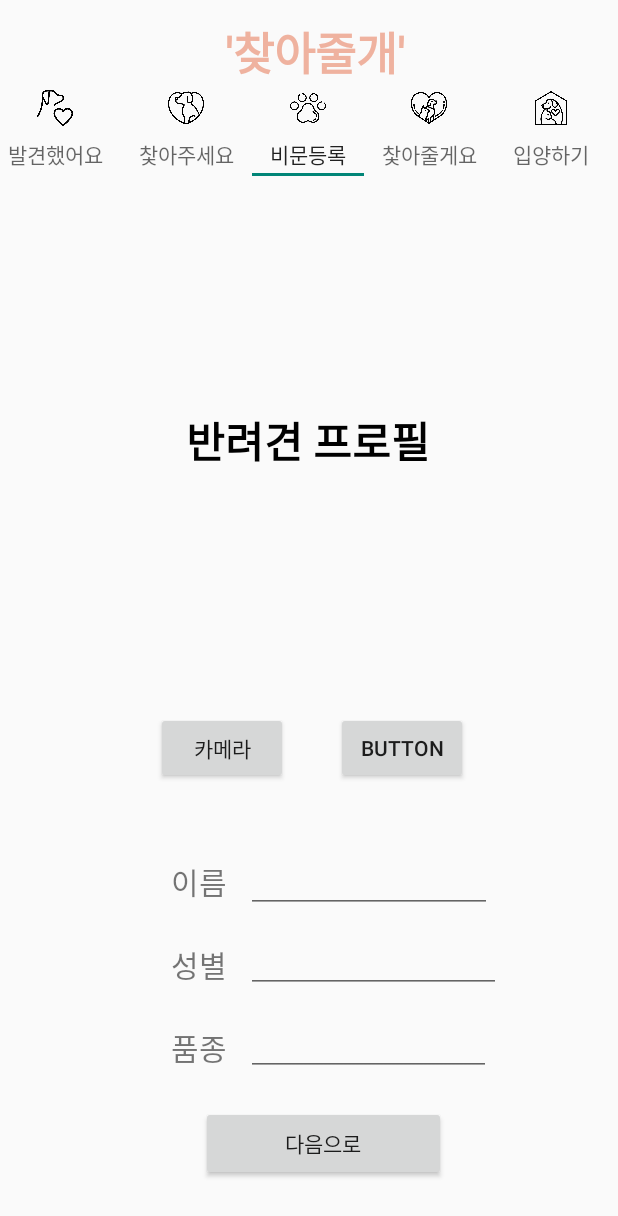
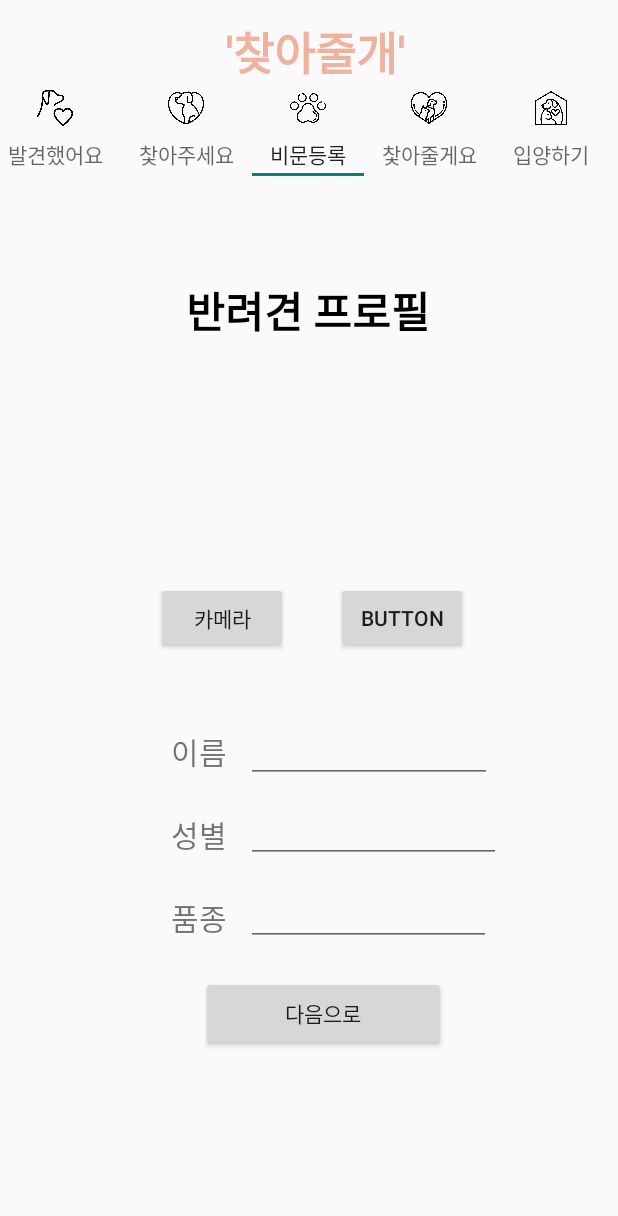
Before and after one commit to 2021-SMHRD-KDT-AI-4/YB, an Android app: the screen it shows after launch (Main), tab 3 chosen, on a phone screen of 412 x 824 dp. Shown: the top 1216 px of the screen. Run offline under Robolectric (Android 15) with nearby library versions, the phone set to English and light mode, and no system bars; our stand-ins replace Volley; network calls fail.

Commit message:
탭 수정

```diff
--- a/app/src/main/res/layout/activity_main.xml
+++ b/app/src/main/res/layout/activity_main.xml
@@ -8,12 +8,12 @@
 
     <FrameLayout
         android:id="@+id/frame"
-        android:layout_width="410dp"
-        android:layout_height="617dp"
+        android:layout_width="408dp"
+        android:layout_height="614dp"
         android:layout_marginStart="4dp"
-        android:layout_marginBottom="4dp"
-        app:layout_constraintBottom_toBottomOf="parent"
-        app:layout_constraintStart_toStartOf="parent">
+        android:layout_marginTop="116dp"
+        app:layout_constraintStart_toStartOf="parent"
+        app:layout_constraintTop_toTopOf="parent">
 
     </FrameLayout>
 
```
